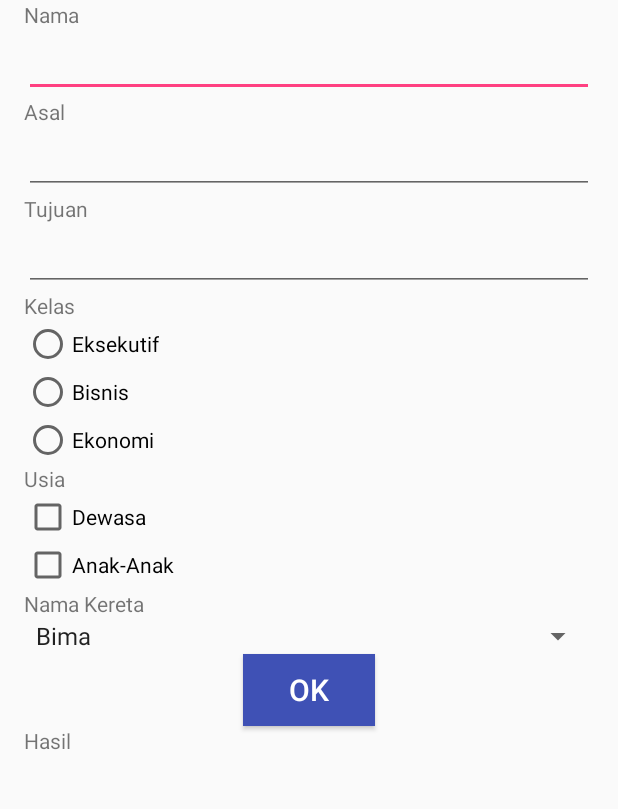
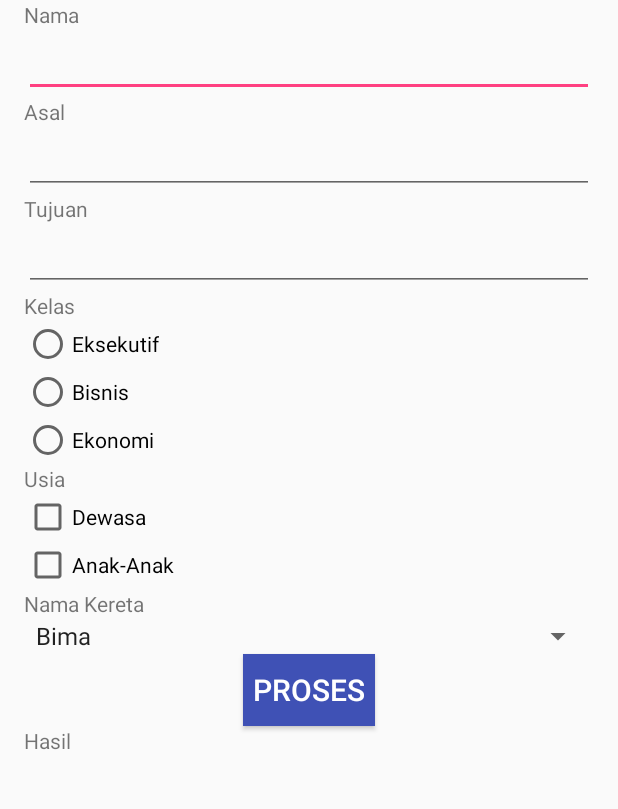
Before and after one commit to ifanrifaihardiyanto/Formulir, an Android app: the screen it shows after launch (MainActivity), on a phone screen of 412 x 824 dp, the part 232-1041 px from its top. Run offline under Robolectric (Android 15) with nearby library versions, the phone set to English and light mode, and no system bars.

```diff
--- a/app/src/main/java/id/sch/smktelkom_mlg/learn/formulir/MainActivity.java
+++ b/app/src/main/java/id/sch/smktelkom_mlg/learn/formulir/MainActivity.java
@@ -100,7 +100,7 @@ public class MainActivity extends AppCompatActivity implements CompoundButton.On
         } else {
             etTujuan.setError(null);
         }
-        tvHasil.setText("------------------ PEMBELIAN BERHASIL ------------------" + "\n Nama :" + nama + "\nAsal :" + Asal + "\nTujuan :" + Tujuan +
+        tvHasil.setText("----------------- PEMBELIAN BERHASIL -----------------" + "\n Nama :" + nama + "\nAsal :" + Asal + "\nTujuan :" + Tujuan +
                 "\nKelas :" + hasil + "\nUsia" + Kereta + "\n" + NmK);
     }
 
--- a/app/src/main/res/layout/activity_main.xml
+++ b/app/src/main/res/layout/activity_main.xml
@@ -142,7 +142,7 @@
             android:layout_height="wrap_content"
             android:layout_gravity="center_horizontal"
             android:background="@drawable/bgbtn"
-            android:text="OK"
+            android:text="Proses"
             android:textColor="@android:color/white" />
 
         <TextView
```
